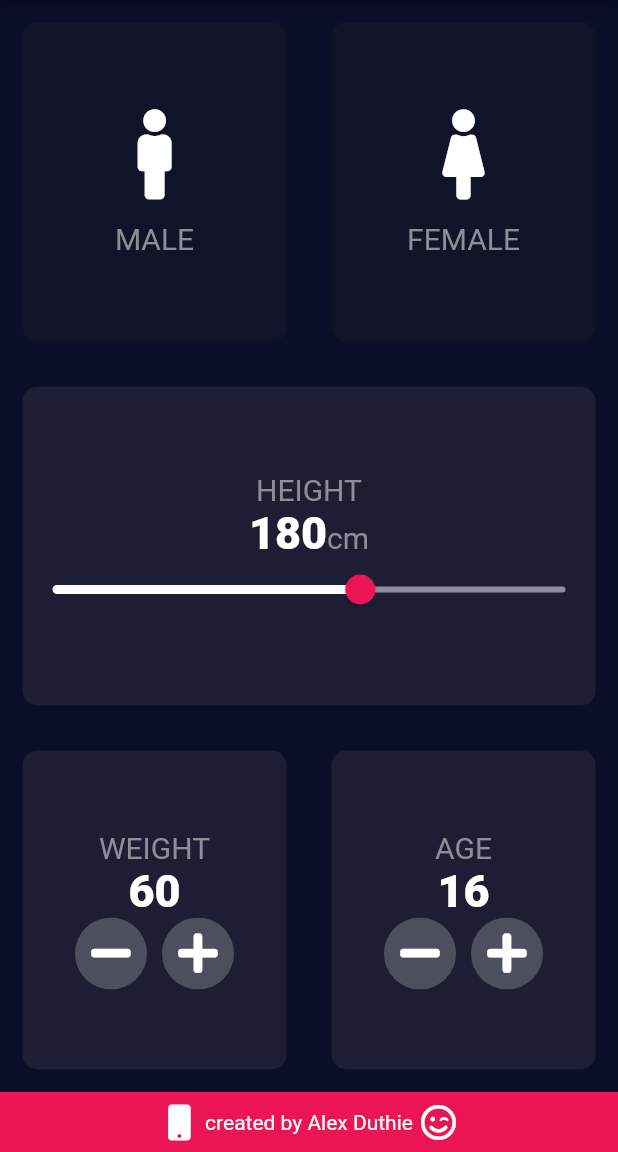
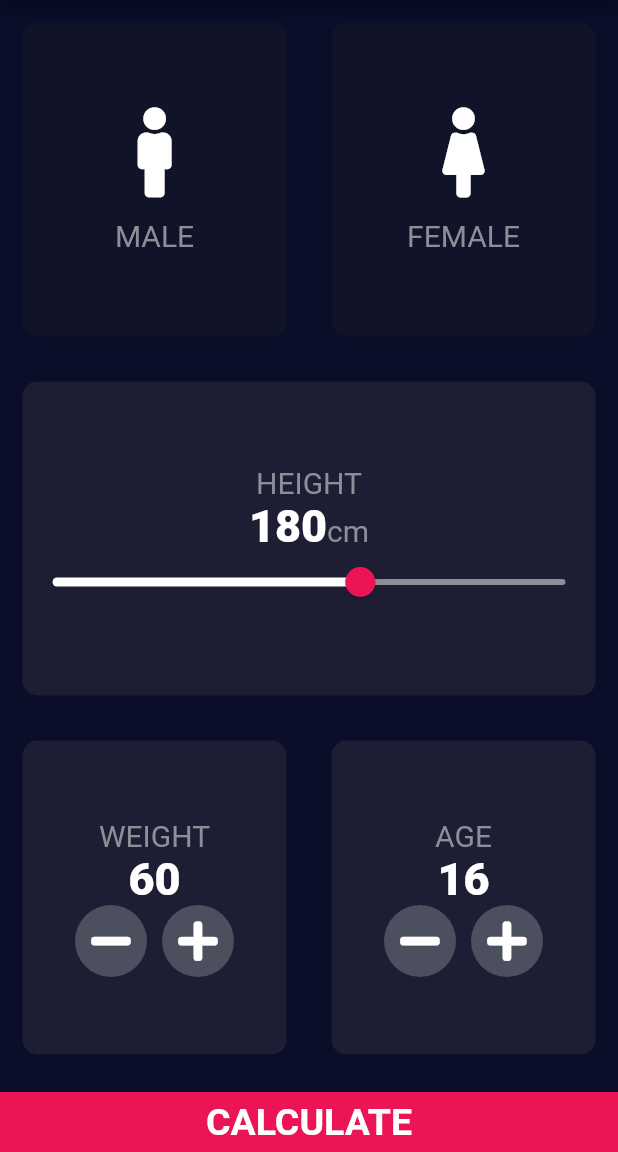
Before and after one commit to AlexDuthie/bmi_calculator, a Flutter app: the screen it shows after launch, on a phone screen of 412 x 824 dp, the part 84-1236 px from its top. Run offline on Flutter 3.47's test engine with Material 2 defaults, Android fonts, the phone set to English and light mode, and no system bars; our stand-ins replace font_awesome_flutter.

```diff
--- a/lib/constants.dart
+++ b/lib/constants.dart
@@ -13,3 +13,13 @@ const kLabelTextStyle = TextStyle(
   fontSize: 20,
   color: Color(0xFF8D8E98),
 );
+
+const kBottomContainerStyle = TextStyle(
+  fontSize: 25,
+  fontWeight: FontWeight.bold
+);
+
+const kResultTextStyle = TextStyle (
+  fontSize: 50,
+  fontWeight: FontWeight.bold
+);
--- a/lib/input_page.dart
+++ b/lib/input_page.dart
@@ -1,3 +1,4 @@
+import 'package:bmi_calculator/results_page.dart';
 import 'package:flutter/material.dart';
 import 'package:font_awesome_flutter/font_awesome_flutter.dart';
 import 'package:bmi_calculator/gender_card.dart';
@@ -159,7 +160,7 @@ class _InputPageState extends State<InputPage> {
                               child: Container(
                                 color: Color(0xFF4C4F5E),
                                 child: IconButton(
-                                  onPressed: (){
+                                  onPressed: () {
                                     setState(() {
                                       weight--;
                                     });
@@ -169,13 +170,15 @@ class _InputPageState extends State<InputPage> {
                                 ),
                               ),
                             ),
-                            SizedBox(width: 10,),
+                            SizedBox(
+                              width: 10,
+                            ),
                             ClipRRect(
                               borderRadius: BorderRadius.circular(50),
                               child: Container(
                                 color: Color(0xFF4C4F5E),
                                 child: IconButton(
-                                  onPressed: (){
+                                  onPressed: () {
                                     setState(() {
                                       weight++;
                                     });
@@ -213,7 +216,7 @@ class _InputPageState extends State<InputPage> {
                               child: Container(
                                 color: Color(0xFF4C4F5E),
                                 child: IconButton(
-                                  onPressed: (){
+                                  onPressed: () {
                                     setState(() {
                                       age--;
                                     });
@@ -223,13 +226,15 @@ class _InputPageState extends State<InputPage> {
                                 ),
                               ),
                             ),
-                            SizedBox(width: 10,),
+                            SizedBox(
+                              width: 10,
+                            ),
                             ClipRRect(
                               borderRadius: BorderRadius.circular(50),
                               child: Container(
                                 color: Color(0xFF4C4F5E),
                                 child: IconButton(
-                                  onPressed: (){
+                                  onPressed: () {
                                     setState(() {
                                       age++;
                                     });
@@ -248,19 +253,21 @@ class _InputPageState extends State<InputPage> {
               ],
             ),
           ),
-          Container(
-            color: Color(0xFFEB1555),
-            width: double.infinity,
-            height: kBottomContainerHeight,
-            child: Row(
-              mainAxisAlignment: MainAxisAlignment.center,
-              children: [
-                Icon(FontAwesomeIcons.mobile),
-                SizedBox(width: 5,),
-                Text('created by Alex Duthie'),
-                SizedBox(width: 5,),
-                Icon(FontAwesomeIcons.smileWink)
-              ],
+          GestureDetector(
+            onTap: () {
+              Navigator.push(
+                context,
+                MaterialPageRoute(
+                  builder: (context) => ResultsPage(),
+                ),
+              );
+            },
+            child: Container(
+              color: Color(0xFFEB1555),
+              width: double.infinity,
+              height: kBottomContainerHeight,
+              child: Center(child: Text('CALCULATE', style: kBottomContainerStyle,)),
+              margin: EdgeInsets.only(top: 10),
             ),
           ),
         ],
```
Also changed, not shown: lib/calculator_brain.dart (added, +9 -0 lines), lib/results_page.dart (+64 -4 lines).
